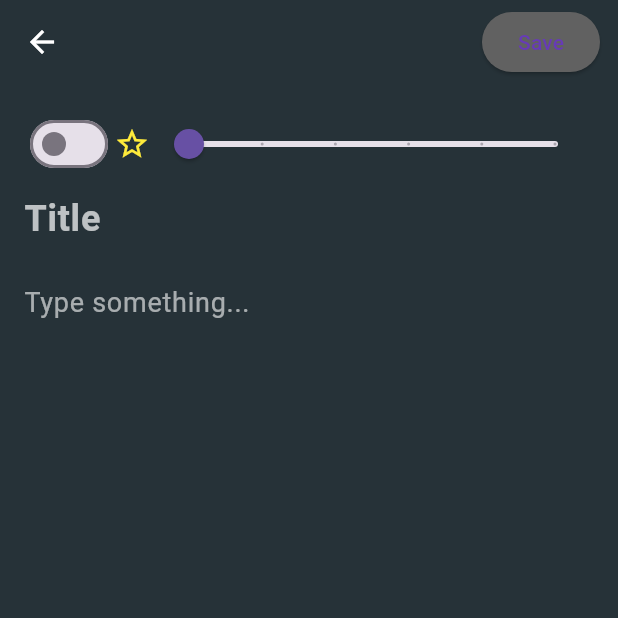
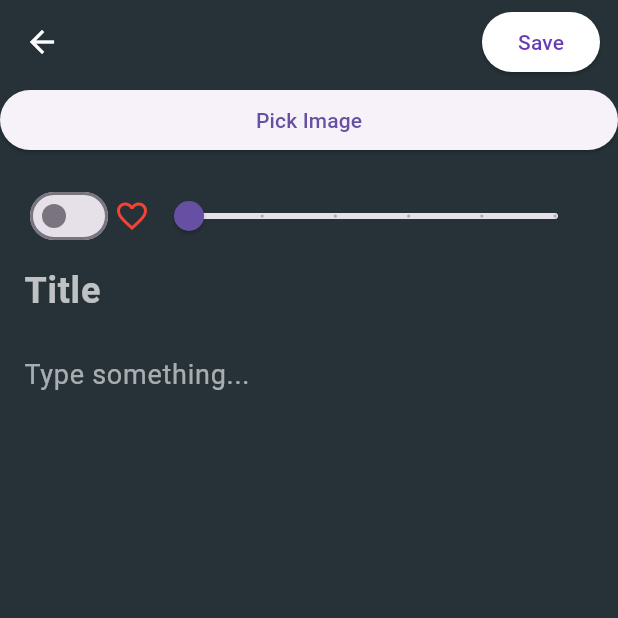
Before and after one commit to rayrednet/Note-app-with-flutter, a Flutter app: the screen it shows after launch, after a tap on the "add" icon, on a phone screen of 412 x 824 dp, the top half of it. Run offline on Flutter 3.47's test engine with Material 3 defaults, Android fonts, the phone set to English and light mode, and no system bars; our stand-ins replace image_picker, sqflite; accounts and stored records are empty.

Commit message:
adding image widget

```diff
--- a/lib/db/notes_database.dart
+++ b/lib/db/notes_database.dart
@@ -12,7 +12,7 @@ class NotesDatabase {
   Future<Database> get database async {
     if (_database != null) return _database!;
 
-    _database = await _initDB('notes.db');
+    _database = await _initDB('notes3.db');
     return _database!;
   }
 
@@ -28,6 +28,7 @@ class NotesDatabase {
     const textType = 'TEXT NOT NULL';
     const boolType = 'BOOLEAN NOT NULL';
     const integerType = 'INTEGER NOT NULL';
+    const imagePathType = 'TEXT';
 
     await db.execute('''
 CREATE TABLE $tableNotes (
@@ -36,14 +37,14 @@ CREATE TABLE $tableNotes (
   ${NoteFields.number} $integerType,
   ${NoteFields.title} $textType,
   ${NoteFields.description} $textType,
-  ${NoteFields.time} $textType
+  ${NoteFields.time} $textType,
+  ${NoteFields.imagePath} $imagePathType
   )
 ''');
   }
 
   Future<Note> create(Note note) async {
     final db = await instance.database;
-
     final id = await db.insert(tableNotes, note.toJson());
     return note.copy(id: id);
   }
--- a/lib/model/note.dart
+++ b/lib/model/note.dart
@@ -3,15 +3,16 @@ final String tableNotes = 'notes';
 class NoteFields {
   static final List<String> values = [
     /// Add all fields
-    id, isImportant, number, title, description, time
+    id, isImportant, number, title, description, time, imagePath,
   ];
 
-  static final String id = '_id';
-  static final String isImportant = 'isImportant';
-  static final String number = 'number';
-  static final String title = 'title';
-  static final String description = 'description';
-  static final String time = 'time';
+  static const String id = '_id';
+  static const String isImportant = 'isImportant';
+  static const String number = 'number';
+  static const String title = 'title';
+  static const String description = 'description';
+  static const String time = 'time';
+  static const String imagePath = 'imagePath';
 }
 
 class Note {
@@ -21,6 +22,7 @@ class Note {
   final String title;
   final String description;
   final DateTime createdTime;
+  final String? imagePath;
 
   const Note({
     this.id,
@@ -29,6 +31,7 @@ class Note {
     required this.title,
     required this.description,
     required this.createdTime,
+    this.imagePath,
   });
 
   Note copy({
@@ -38,6 +41,7 @@ class Note {
     String? title,
     String? description,
     DateTime? createdTime,
+    String? imagePath,
   }) =>
       Note(
         id: id ?? this.id,
@@ -46,6 +50,7 @@ class Note {
         title: title ?? this.title,
         description: description ?? this.description,
         createdTime: createdTime ?? this.createdTime,
+        imagePath: imagePath ?? this.imagePath,
       );
 
   static Note fromJson(Map<String, Object?> json) => Note(
@@ -55,6 +60,7 @@ class Note {
         title: json[NoteFields.title] as String,
         description: json[NoteFields.description] as String,
         createdTime: DateTime.parse(json[NoteFields.time] as String),
+        imagePath: json[NoteFields.imagePath] as String?,
       );
 
   Map<String, Object?> toJson() => {
@@ -64,5 +70,6 @@ class Note {
         NoteFields.number: number,
         NoteFields.description: description,
         NoteFields.time: createdTime.toIso8601String(),
+        NoteFields.imagePath: imagePath,
       };
 }
--- a/lib/page/edit_note_page.dart
+++ b/lib/page/edit_note_page.dart
@@ -1,7 +1,9 @@
+import 'dart:io';
 import 'package:flutter/material.dart';
 import '../db/notes_database.dart';
 import '../model/note.dart';
 import '../widget/note_form_widget.dart';
+import 'package:image_picker/image_picker.dart';
 
 class AddEditNotePage extends StatefulWidget {
   final Note? note;
@@ -21,6 +23,9 @@ class _AddEditNotePageState extends State<AddEditNotePage> {
   late int number;
   late String title;
   late String description;
+  String? imagePath;
+
+  final ImagePicker _picker = ImagePicker();
 
   @override
   void initState() {
@@ -30,6 +35,29 @@ class _AddEditNotePageState extends State<AddEditNotePage> {
     number = widget.note?.number ?? 0;
     title = widget.note?.title ?? '';
     description = widget.note?.description ?? '';
+    imagePath = widget.note?.imagePath;
+  }
+
+  Future<void> pickMedia(ImageSource source) async {
+    try {
+      final pickedFile = await _picker.pickImage(
+        source: source,
+        maxWidth: 1800,
+        maxHeight: 1800,
+        imageQuality: 88,
+        preferredCameraDevice: CameraDevice.rear,
+      );
+
+      if (pickedFile != null) {
+        setState(() {
+          imagePath = pickedFile.path;
+        });
+      } else {
+        print('No image selected.');
+      }
+    } catch (e) {
+      print('Failed to pick image: $e');
+    }
   }
 
   @override
@@ -40,17 +68,34 @@ class _AddEditNotePageState extends State<AddEditNotePage> {
     ),
     body: Form(
       key: _formKey,
-          child: NoteFormWidget(
+      child: ListView(
+        children: [
+          if (imagePath != null)
+            Container(
+              height: 200,
+              width: double.infinity,
+              decoration: BoxDecoration(
+                image: DecorationImage(
+                  fit: BoxFit.cover,
+                  image: FileImage(File(imagePath!)),
+                ),
+              ),
+            ),
+          ElevatedButton(
+            onPressed: () => pickMedia(ImageSource.gallery),
+            child: const Text('Pick Image'),
+          ),
+          NoteFormWidget(
             isImportant: isImportant,
             number: number,
             title: title,
             description: description,
-            onChangedImportant: (isImportant) =>
-                setState(() => this.isImportant = isImportant),
+            onChangedImportant: (isImportant) => setState(() => this.isImportant = isImportant),
             onChangedNumber: (number) => setState(() => this.number = number),
             onChangedTitle: (title) => setState(() => this.title = title),
-            onChangedDescription: (description) =>
-                setState(() => this.description = description),
+            onChangedDescription: (description) => setState(() => this.description = description),
+          ),
+        ],
       ),
     ),
   );
@@ -63,7 +108,7 @@ class _AddEditNotePageState extends State<AddEditNotePage> {
       child: ElevatedButton(
         style: ElevatedButton.styleFrom(
           foregroundColor: Colors.white,
-          backgroundColor: isFormValid ? null : Colors.grey.shade700,
+          backgroundColor: Colors.white,
         ),
         onPressed: addOrUpdateNote,
         child: const Text('Save', style: TextStyle(color: Colors.deepPurple)),
@@ -72,10 +117,13 @@ class _AddEditNotePageState extends State<AddEditNotePage> {
   }
 
   void addOrUpdateNote() async {
+  print("Title: $title, Description: $description, ImagePath: $imagePath");
   final isValid = _formKey.currentState!.validate();
+  print("Form validation result: $isValid");
 
   if (isValid) {
     final isUpdating = widget.note != null;
+    print("Updating existing note: $isUpdating");
 
     if (isUpdating) {
       await updateNote();
@@ -93,6 +141,7 @@ class _AddEditNotePageState extends State<AddEditNotePage> {
       number: number,
       title: title,
       description: description,
+      imagePath: imagePath,
     );
 
     await NotesDatabase.instance.update(note);
@@ -101,10 +150,11 @@ class _AddEditNotePageState extends State<AddEditNotePage> {
   Future addNote() async {
     final note = Note(
       title: title,
-      isImportant: true,
+      isImportant: isImportant,
       number: number,
       description: description,
       createdTime: DateTime.now(),
+      imagePath: imagePath,
     );
 
     await NotesDatabase.instance.create(note);
--- a/lib/widget/note_form_widget.dart
+++ b/lib/widget/note_form_widget.dart
@@ -23,7 +23,7 @@ class NoteFormWidget extends StatelessWidget {
   }) : super(key: key);
 
   @override
- Widget build(BuildContext context) => SingleChildScrollView(
+  Widget build(BuildContext context) => SingleChildScrollView(
         child: Padding(
           padding: const EdgeInsets.all(16),
           child: Column(
@@ -31,18 +31,20 @@ class NoteFormWidget extends StatelessWidget {
             children: [
               Row(
                 children: [
-                    Row(
+                  Row(
                     children: [
                       Switch(
-                      value: isImportant ?? false,
-                      onChanged: onChangedImportant,
+                        value: isImportant ?? false,
+                        onChanged: onChangedImportant,
                       ),
                       Icon(
-                      isImportant ?? false ? Icons.star : Icons.star_border,
-                      color: Colors.yellow,
+                        isImportant ?? false
+                            ? Icons.favorite
+                            : Icons.favorite_border,
+                        color: Colors.red,
                       ),
                     ],
-                    ),
+                  ),
                   Expanded(
                     child: Slider(
                       value: (number ?? 0).toDouble(),
@@ -62,7 +64,6 @@ class NoteFormWidget extends StatelessWidget {
           ),
         ),
       );
-
 
   Widget buildTitle() => TextFormField(
         maxLines: 1,
--- a/pubspec.yaml
+++ b/pubspec.yaml
@@ -40,6 +40,7 @@ dependencies:
   flutter_staggered_grid_view: ^0.7.0
   flutter_hsvcolor_picker: ^1.5.0
   image_picker: ^1.1.1
+  flutter_rating_bar: ^4.0.1
 
 dev_dependencies:
   flutter_test:
```
Also changed, not shown: lib/page/notes_page.dart (+5 -5 lines), lib/widget/note_card_widget.dart (+31 -25 lines), pubspec.lock. Lines whose indentation alone changed are shown as unchanged.
